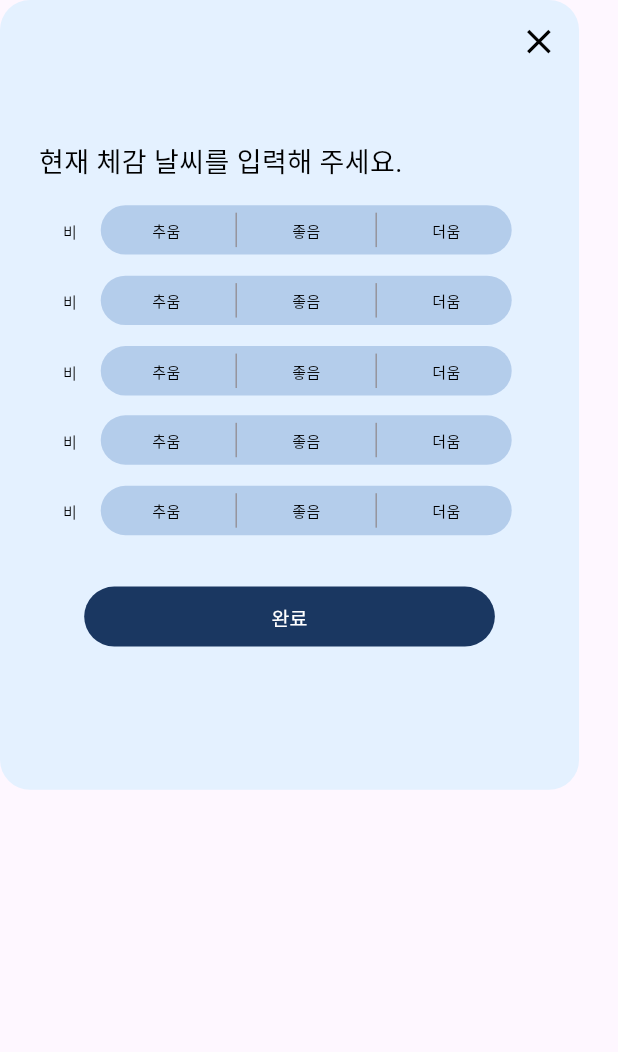
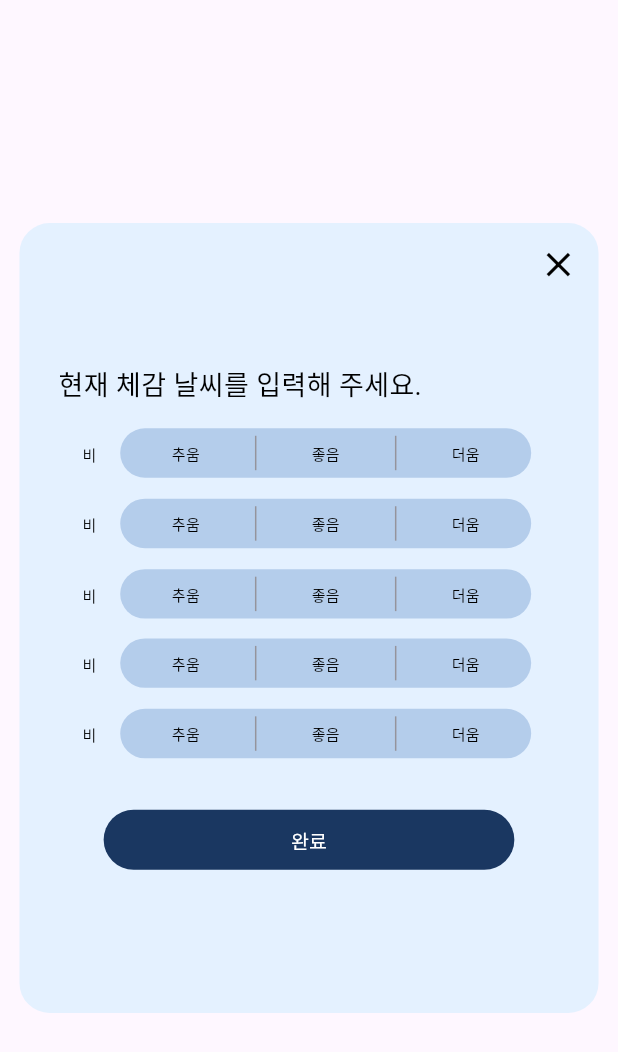
Before and after one commit to IMS-Side/NS-baragi-Flutter, a Flutter app: the WeatherInputModal widget shown alone on an empty page, opened directly, on a phone screen of 412 x 824 dp. Shown: the top 1052 px of the screen. Run offline on Flutter 3.47's test engine with Material 3 defaults, Android fonts, the phone set to English and light mode, and no system bars; Roboto replaces fonts that are missing (PretendardBold, PretendardRegular, PretendardSemiBold).

Commit message:
[apparent-weather-page] feat : 버튼 클릭 시 모달창 표시되는 기능 구현

```diff
--- a/lib/apparent_weather/modals/weatherInputModal.dart
+++ b/lib/apparent_weather/modals/weatherInputModal.dart
@@ -9,10 +9,9 @@ class WeatherInputModal extends StatelessWidget {
 
     final Size size = MediaQuery.of(context).size;
 
-    return Card(
-      color: Colors.transparent,
-      elevation: 0.0,
-      margin: EdgeInsets.zero,
+    return Dialog(
+      backgroundColor: Colors.transparent,
+      insetPadding: EdgeInsets.symmetric(horizontal: size.width * 0.031),
 
       child: Container(
         width: size.width * 0.937,
@@ -163,7 +162,9 @@ class WeatherInputModal extends StatelessWidget {
                       alignment: Alignment(0.0, 1.0),
 
                       child: ElevatedButton(
-                        onPressed: (){},
+                        onPressed: (){
+                          Navigator.pop(context);
+                        },
                         style: ElevatedButton.styleFrom(
                           backgroundColor: Color(0xFF1A3761),
                           elevation: 0,
```
Also changed, not shown: lib/apparent_weather/screens/statistic.dart (+7 -1 lines).
